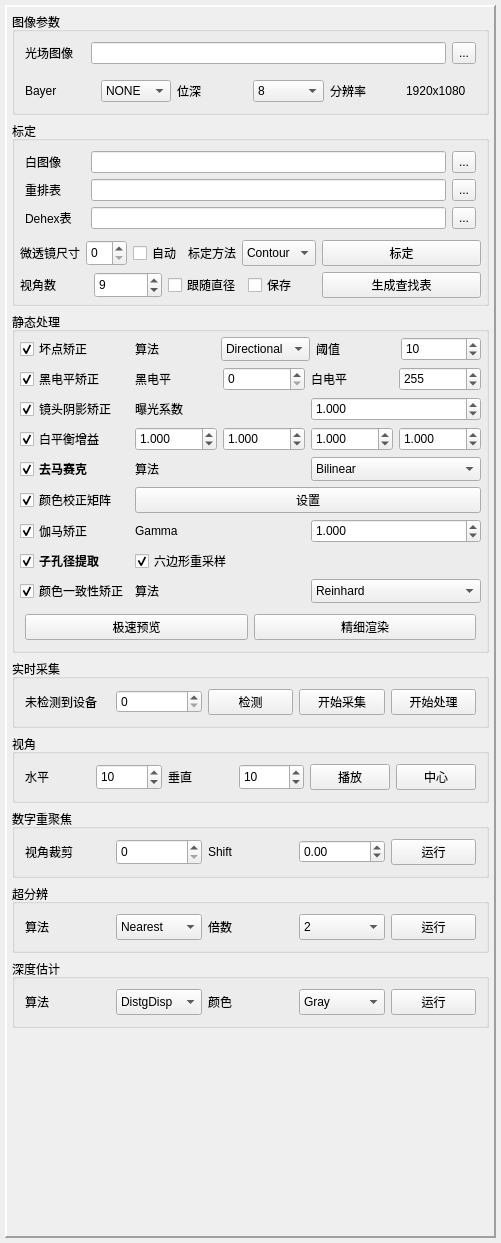
Above: ui/widgetcontrol.ui from 632-8nm/LightFieldLab before the change. Below: the same form after it.
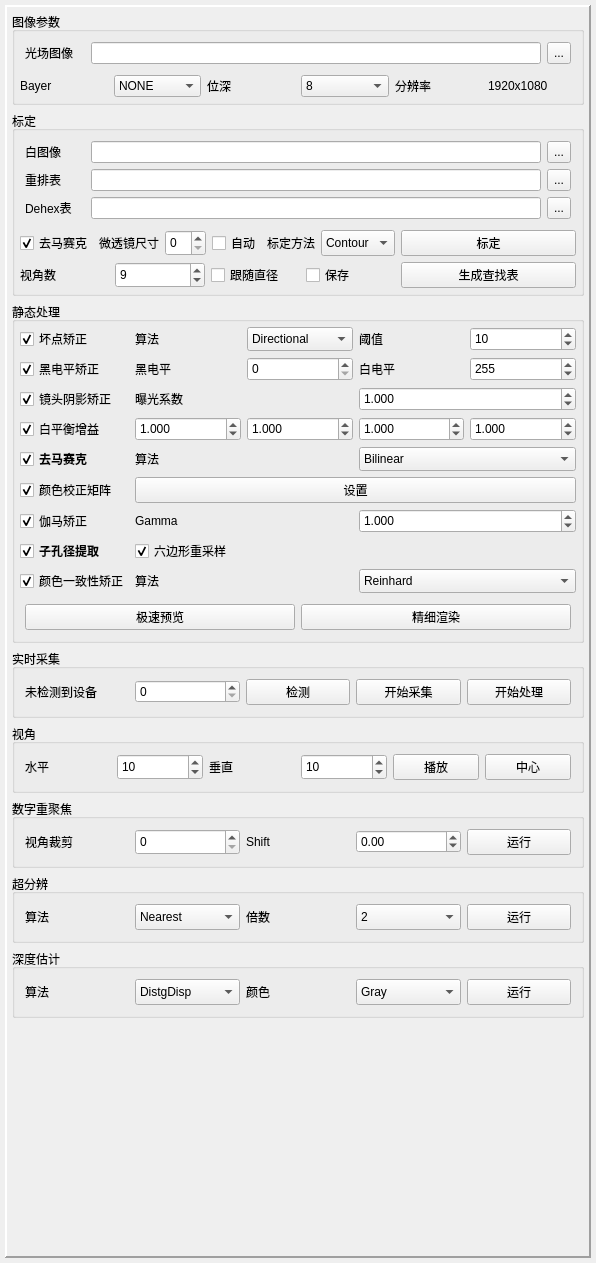
That is the form after the change.

What changed in the file:
```diff
--- a/ui/widgetcontrol.ui
+++ b/ui/widgetcontrol.ui
@@ -9,8 +9,8 @@
    <rect>
     <x>0</x>
     <y>0</y>
-    <width>501</width>
-    <height>1243</height>
+    <width>596</width>
+    <height>1263</height>
    </rect>
   </property>
   <property name="sizePolicy">
@@ -96,7 +96,7 @@
           <number>5</number>
          </property>
          <item>
-          <layout class="QGridLayout" name="gridLayoutLFP">
+          <layout class="QGridLayout" name="gridLayoutInfo" columnstretch="0,1,0">
            <property name="leftMargin">
             <number>5</number>
            </property>
@@ -109,25 +109,6 @@
            <property name="bottomMargin">
             <number>5</number>
            </property>
-           <item row="0" column="2">
-            <widget class="QToolButton" name="toolButtonLF">
-             <property name="sizePolicy">
-              <sizepolicy hsizetype="Fixed" vsizetype="Minimum">
-               <horstretch>0</horstretch>
-               <verstretch>0</verstretch>
-              </sizepolicy>
-             </property>
-             <property name="text">
-              <string>...</string>
-             </property>
-             <property name="popupMode">
-              <enum>QToolButton::ToolButtonPopupMode::InstantPopup</enum>
-             </property>
-             <property name="toolButtonStyle">
-              <enum>Qt::ToolButtonStyle::ToolButtonIconOnly</enum>
-             </property>
-            </widget>
-           </item>
            <item row="0" column="1">
             <widget class="QLineEdit" name="lineEditLFP">
              <property name="sizePolicy">
@@ -141,20 +122,20 @@
            <item row="0" column="0">
             <widget class="QLabel" name="labelLFP">
              <property name="sizePolicy">
-              <sizepolicy hsizetype="Fixed" vsizetype="Minimum">
+              <sizepolicy hsizetype="Preferred" vsizetype="Minimum">
                <horstretch>0</horstretch>
                <verstretch>0</verstretch>
               </sizepolicy>
              </property>
              <property name="minimumSize">
               <size>
-               <width>50</width>
+               <width>60</width>
                <height>0</height>
               </size>
              </property>
              <property name="maximumSize">
               <size>
-               <width>60</width>
+               <width>16777215</width>
                <height>16777215</height>
               </size>
              </property>
@@ -163,21 +144,40 @@
              </property>
             </widget>
            </item>
+           <item row="0" column="2">
+            <widget class="QToolButton" name="toolButtonLF">
+             <property name="sizePolicy">
+              <sizepolicy hsizetype="Fixed" vsizetype="Minimum">
+               <horstretch>0</horstretch>
+               <verstretch>0</verstretch>
+              </sizepolicy>
+             </property>
+             <property name="text">
+              <string>...</string>
+             </property>
+             <property name="popupMode">
+              <enum>QToolButton::ToolButtonPopupMode::InstantPopup</enum>
+             </property>
+             <property name="toolButtonStyle">
+              <enum>Qt::ToolButtonStyle::ToolButtonIconOnly</enum>
+             </property>
+            </widget>
+           </item>
           </layout>
          </item>
          <item>
           <layout class="QHBoxLayout" name="horizontalLayoutInfo" stretch="0,0,0,0,0,0">
            <property name="leftMargin">
-            <number>5</number>
+            <number>0</number>
            </property>
            <property name="topMargin">
-            <number>5</number>
+            <number>0</number>
            </property>
            <property name="rightMargin">
-            <number>5</number>
+            <number>0</number>
            </property>
            <property name="bottomMargin">
-            <number>5</number>
+            <number>0</number>
            </property>
            <item>
             <widget class="QLabel" name="labelBayer">
@@ -410,32 +410,6 @@
              </property>
             </widget>
            </item>
-           <item row="1" column="2">
-            <widget class="QLineEdit" name="lineEditExtract">
-             <property name="sizePolicy">
-              <sizepolicy hsizetype="Minimum" vsizetype="Minimum">
-               <horstretch>0</horstretch>
-               <verstretch>0</verstretch>
-              </sizepolicy>
-             </property>
-            </widget>
-           </item>
-           <item row="2" column="3">
-            <widget class="QToolButton" name="toolButtonDehex">
-             <property name="sizePolicy">
-              <sizepolicy hsizetype="Fixed" vsizetype="Minimum">
-               <horstretch>0</horstretch>
-               <verstretch>0</verstretch>
-              </sizepolicy>
-             </property>
-             <property name="text">
-              <string>...</string>
-             </property>
-             <property name="popupMode">
-              <enum>QToolButton::ToolButtonPopupMode::InstantPopup</enum>
-             </property>
-            </widget>
-           </item>
            <item row="2" column="2">
             <widget class="QLineEdit" name="lineEditDehex">
              <property name="sizePolicy">
@@ -446,6 +420,57 @@
              </property>
             </widget>
            </item>
+           <item row="2" column="3">
+            <widget class="QToolButton" name="toolButtonDehex">
+             <property name="sizePolicy">
+              <sizepolicy hsizetype="Fixed" vsizetype="Minimum">
+               <horstretch>0</horstretch>
+               <verstretch>0</verstretch>
+              </sizepolicy>
+             </property>
+             <property name="text">
+              <string>...</string>
+             </property>
+             <property name="popupMode">
+              <enum>QToolButton::ToolButtonPopupMode::InstantPopup</enum>
+             </property>
+            </widget>
+           </item>
+           <item row="1" column="2">
+            <widget class="QLineEdit" name="lineEditExtract">
+             <property name="sizePolicy">
+              <sizepolicy hsizetype="Minimum" vsizetype="Minimum">
+               <horstretch>0</horstretch>
+               <verstretch>0</verstretch>
+              </sizepolicy>
+             </property>
+            </widget>
+           </item>
+           <item row="0" column="0">
+            <widget class="QLabel" name="labelWhite">
+             <property name="sizePolicy">
+              <sizepolicy hsizetype="Preferred" vsizetype="Minimum">
+               <horstretch>0</horstretch>
+               <verstretch>0</verstretch>
+              </sizepolicy>
+             </property>
+             <property name="minimumSize">
+              <size>
+               <width>60</width>
+               <height>0</height>
+              </size>
+             </property>
+             <property name="maximumSize">
+              <size>
+               <width>16777215</width>
+               <height>16777215</height>
+              </size>
+             </property>
+             <property name="text">
+              <string>白图像</string>
+             </property>
+            </widget>
+           </item>
            <item row="0" column="2">
             <widget class="QLineEdit" name="lineEditWhite">
              <property name="sizePolicy">
@@ -472,35 +497,10 @@
              </property>
             </widget>
            </item>
-           <item row="0" column="0">
-            <widget class="QLabel" name="labelWhite">
-             <property name="sizePolicy">
-              <sizepolicy hsizetype="Fixed" vsizetype="Minimum">
-               <horstretch>0</horstretch>
-               <verstretch>0</verstretch>
-              </sizepolicy>
-             </property>
-             <property name="minimumSize">
-              <size>
-               <width>50</width>
-               <height>0</height>
-              </size>
-             </property>
-             <property name="maximumSize">
-              <size>
-               <width>60</width>
-               <height>16777215</height>
-              </size>
-             </property>
-             <property name="text">
-              <string>白图像</string>
-             </property>
-            </widget>
-           </item>
           </layout>
          </item>
          <item>
-          <layout class="QGridLayout" name="gridLayoutCali_2">
+          <layout class="QGridLayout" name="gridLayoutCali2">
            <property name="leftMargin">
             <number>0</number>
            </property>
@@ -530,6 +530,16 @@
              <property name="bottomMargin">
               <number>0</number>
              </property>
+             <item>
+              <widget class="QCheckBox" name="checkBoxCaliDemosaic">
+               <property name="text">
+                <string>去马赛克</string>
+               </property>
+               <property name="checked">
+                <bool>true</bool>
+               </property>
+              </widget>
+             </item>
              <item>
               <widget class="QLabel" name="labelDiameter">
                <property name="text">
@@ -765,7 +775,7 @@
                 <double>5.000000000000000</double>
                </property>
                <property name="singleStep">
-                <double>0.010000000000000</double>
+                <double>0.001000000000000</double>
                </property>
                <property name="value">
                 <double>1.000000000000000</double>
@@ -826,6 +836,11 @@
                  <string>Reinhard</string>
                 </property>
                </item>
+               <item>
+                <property name="text">
+                 <string>HistMatch</string>
+                </property>
+               </item>
               </widget>
              </item>
             </layout>
@@ -862,6 +877,9 @@
                <property name="maximum">
                 <double>5.000000000000000</double>
                </property>
+               <property name="singleStep">
+                <double>0.001000000000000</double>
+               </property>
                <property name="value">
                 <double>1.000000000000000</double>
                </property>
@@ -881,6 +899,9 @@
                <property name="maximum">
                 <double>5.000000000000000</double>
                </property>
+               <property name="singleStep">
+                <double>0.001000000000000</double>
+               </property>
                <property name="value">
                 <double>1.000000000000000</double>
                </property>
@@ -900,6 +921,9 @@
                <property name="maximum">
                 <double>5.000000000000000</double>
                </property>
+               <property name="singleStep">
+                <double>0.001000000000000</double>
+               </property>
                <property name="value">
                 <double>1.000000000000000</double>
                </property>
@@ -919,6 +943,9 @@
                <property name="maximum">
                 <double>5.000000000000000</double>
                </property>
+               <property name="singleStep">
+                <double>0.001000000000000</double>
+               </property>
                <property name="value">
                 <double>1.000000000000000</double>
                </property>
@@ -1011,7 +1038,7 @@
                 <double>10.000000000000000</double>
                </property>
                <property name="singleStep">
-                <double>0.010000000000000</double>
+                <double>0.001000000000000</double>
                </property>
                <property name="value">
                 <double>1.000000000000000</double>
@@ -1670,6 +1697,9 @@
              <property name="maximum">
               <double>1.000000000000000</double>
              </property>
+             <property name="singleStep">
+              <double>0.010000000000000</double>
+             </property>
             </widget>
            </item>
            <item>
```
